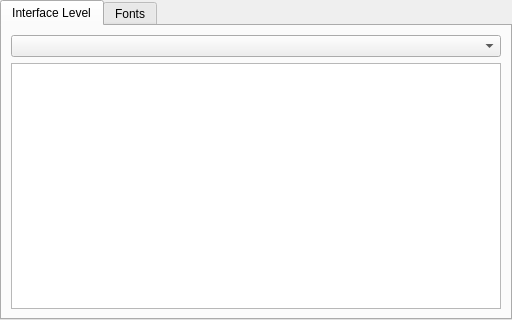
Old version of the form libMacGitverCore/Config/Ui/GeneralConfigPage.ui in the repository macgitver/MacGitver.
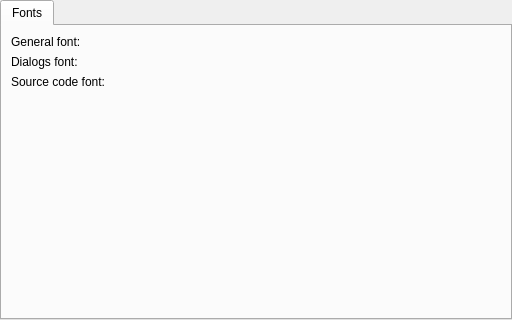
New version of the form. Custom widgets are drawn as their Qt base class.

Commit message: Remove concept of user levels

The edit to the form file:
```diff
--- a/libMacGitverCore/Config/Ui/GeneralConfigPage.ui
+++ b/libMacGitverCore/Config/Ui/GeneralConfigPage.ui
@@ -22,19 +22,6 @@
      <property name="currentIndex">
       <number>0</number>
      </property>
-     <widget class="QWidget" name="tabInterfaceLevel">
-      <attribute name="title">
-       <string>Interface Level</string>
-      </attribute>
-      <layout class="QVBoxLayout" name="verticalLayout_2">
-       <item>
-        <widget class="QComboBox" name="cboUserLevel"/>
-       </item>
-       <item>
-        <widget class="QTextBrowser" name="txtUserLevelDescription"/>
-       </item>
-      </layout>
-     </widget>
      <widget class="QWidget" name="tabFonts">
       <attribute name="title">
        <string>Fonts</string>
```
The commit also changes 13 other files.
